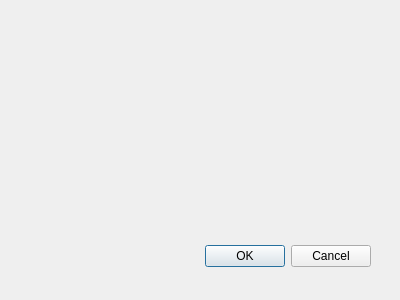
Before: the Qt Designer form geobricks_qgis_plugin_world_bank_dialog_base.ui in geobricks/geobricks_qgis_plugin_world_bank, drawn with Qt 5.
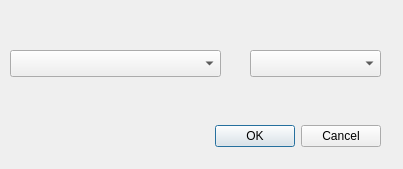
After: the same form once the commit is applied.

The edit to the form file:
```diff
--- a/geobricks_qgis_plugin_world_bank_dialog_base.ui
+++ b/geobricks_qgis_plugin_world_bank_dialog_base.ui
@@ -1,22 +1,22 @@
 <ui version="4.0" >
  <class>GeobricksQgisPluginWorldBankDialogBase</class>
  <widget class="QDialog" name="GeobricksQgisPluginWorldBankDialogBase" >
-  <property name="geometry" >
+ <property name="geometry">
    <rect>
     <x>0</x>
     <y>0</y>
-    <width>400</width>
-    <height>300</height>
+    <width>403</width>
+    <height>169</height>
    </rect>
   </property>
   <property name="windowTitle" >
    <string>Geobricks Qgis Plugin WorldBank</string>
   </property>
-  <widget class="QDialogButtonBox" name="button_box" >
-   <property name="geometry" >
+  <widget class="QDialogButtonBox" name="button_box">
+   <property name="geometry">
     <rect>
-     <x>30</x>
-     <y>240</y>
+     <x>40</x>
+     <y>120</y>
      <width>341</width>
      <height>32</height>
     </rect>
@@ -28,6 +28,26 @@
     <set>QDialogButtonBox::Cancel|QDialogButtonBox::Ok</set>
    </property>
   </widget>
+  <widget class="QComboBox" name="cbIndicator">
+   <property name="geometry">
+    <rect>
+     <x>10</x>
+     <y>50</y>
+     <width>211</width>
+     <height>27</height>
+    </rect>
+   </property>
+  </widget>
+  <widget class="QComboBox" name="cbYear">
+   <property name="geometry">
+    <rect>
+     <x>250</x>
+     <y>50</y>
+     <width>131</width>
+     <height>27</height>
+    </rect>
+   </property>
+  </widget>
  </widget>
  <resources/>
  <connections>
```
Left out of the diff: 8 changed lines with no effect on the pictures.
